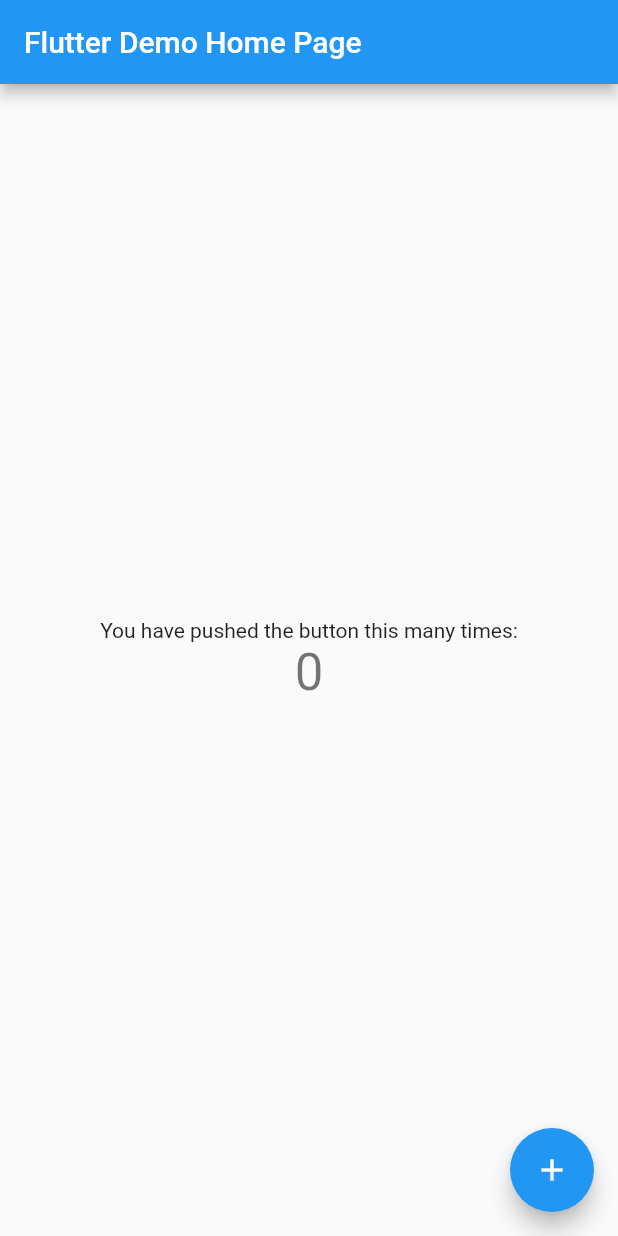
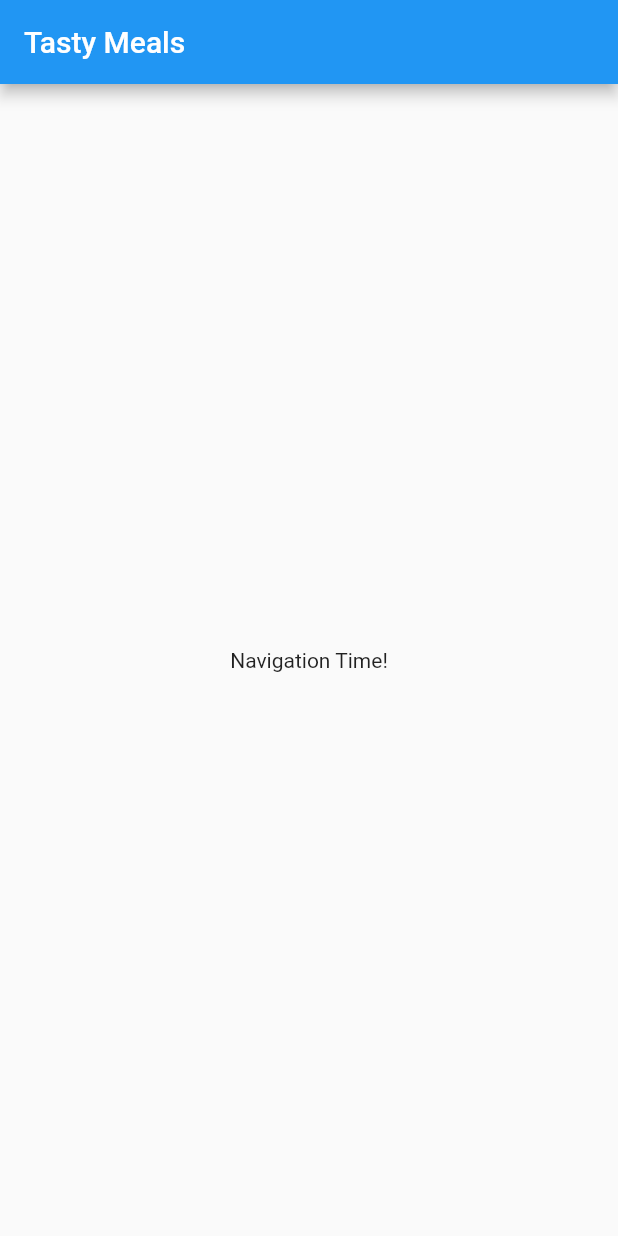
Before and after one commit to Prat2030/Flutter_Meals_App, a Flutter app: the screen it shows after launch, on a phone screen of 412 x 824 dp. Run offline on Flutter 3.47's test engine with Material 2 defaults, Android fonts, the phone set to English and light mode, and no system bars.

Commit message:
started the project

```diff
--- a/lib/main.dart
+++ b/lib/main.dart
@@ -1,115 +1,37 @@
+// ignore_for_file: prefer_const_constructors
+
 import 'package:flutter/material.dart';
 
-void main() {
-  runApp(const MyApp());
-}
+void main() => runApp(MyApp());
 
 class MyApp extends StatelessWidget {
-  const MyApp({Key? key}) : super(key: key);
-
-  // This widget is the root of your application.
   @override
   Widget build(BuildContext context) {
     return MaterialApp(
-      title: 'Flutter Demo',
+      title: 'Tasty Meals',
       theme: ThemeData(
-        // This is the theme of your application.
-        //
-        // Try running your application with "flutter run". You'll see the
-        // application has a blue toolbar. Then, without quitting the app, try
-        // changing the primarySwatch below to Colors.green and then invoke
-        // "hot reload" (press "r" in the console where you ran "flutter run",
-        // or simply save your changes to "hot reload" in a Flutter IDE).
-        // Notice that the counter didn't reset back to zero; the application
-        // is not restarted.
         primarySwatch: Colors.blue,
       ),
-      home: const MyHomePage(title: 'Flutter Demo Home Page'),
+      home: MyHomePage(),
     );
   }
 }
 
 class MyHomePage extends StatefulWidget {
-  const MyHomePage({Key? key, required this.title}) : super(key: key);
-
-  // This widget is the home page of your application. It is stateful, meaning
-  // that it has a State object (defined below) that contains fields that affect
-  // how it looks.
-
-  // This class is the configuration for the state. It holds the values (in this
-  // case the title) provided by the parent (in this case the App widget) and
-  // used by the build method of the State. Fields in a Widget subclass are
-  // always marked "final".
-
-  final String title;
-
   @override
-  State<MyHomePage> createState() => _MyHomePageState();
+  _MyHomePageState createState() => _MyHomePageState();
 }
 
 class _MyHomePageState extends State<MyHomePage> {
-  int _counter = 0;
-
-  void _incrementCounter() {
-    setState(() {
-      // This call to setState tells the Flutter framework that something has
-      // changed in this State, which causes it to rerun the build method below
-      // so that the display can reflect the updated values. If we changed
-      // _counter without calling setState(), then the build method would not be
-      // called again, and so nothing would appear to happen.
-      _counter++;
-    });
-  }
-
   @override
   Widget build(BuildContext context) {
-    // This method is rerun every time setState is called, for instance as done
-    // by the _incrementCounter method above.
-    //
-    // The Flutter framework has been optimized to make rerunning build methods
-    // fast, so that you can just rebuild anything that needs updating rather
-    // than having to individually change instances of widgets.
     return Scaffold(
       appBar: AppBar(
-        // Here we take the value from the MyHomePage object that was created by
-        // the App.build method, and use it to set our appbar title.
-        title: Text(widget.title),
+        title: Text('Tasty Meals'),
       ),
       body: Center(
-        // Center is a layout widget. It takes a single child and positions it
-        // in the middle of the parent.
-        child: Column(
-          // Column is also a layout widget. It takes a list of children and
-          // arranges them vertically. By default, it sizes itself to fit its
-          // children horizontally, and tries to be as tall as its parent.
-          //
-          // Invoke "debug painting" (press "p" in the console, choose the
-          // "Toggle Debug Paint" action from the Flutter Inspector in Android
-          // Studio, or the "Toggle Debug Paint" command in Visual Studio Code)
-          // to see the wireframe for each widget.
-          //
-          // Column has various properties to control how it sizes itself and
-          // how it positions its children. Here we use mainAxisAlignment to
-          // center the children vertically; the main axis here is the vertical
-          // axis because Columns are vertical (the cross axis would be
-          // horizontal).
-          mainAxisAlignment: MainAxisAlignment.center,
-          children: <Widget>[
-            const Text(
-              'You have pushed the button this many times:',
-            ),
-            Text(
-              '$_counter',
-              style: Theme.of(context).textTheme.headline4,
-            ),
-          ],
-        ),
+        child: Text('Navigation Time!'),
       ),
-      floatingActionButton: FloatingActionButton(
-        onPressed: _incrementCounter,
-        tooltip: 'Increment',
-        child: const Icon(Icons.add),
-      ), // This trailing comma makes auto-formatting nicer for build methods.
     );
   }
 }
```
Also changed, not shown: 1 other file.
